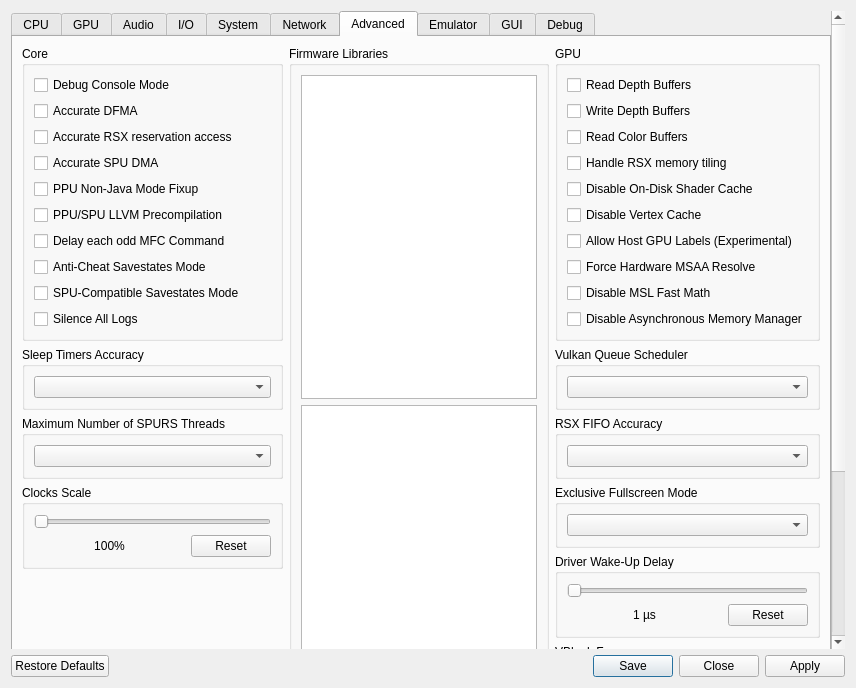
Qt form rpcs3/rpcs3qt/settings_dialog.ui (RPCS3/rpcs3) before a commit.
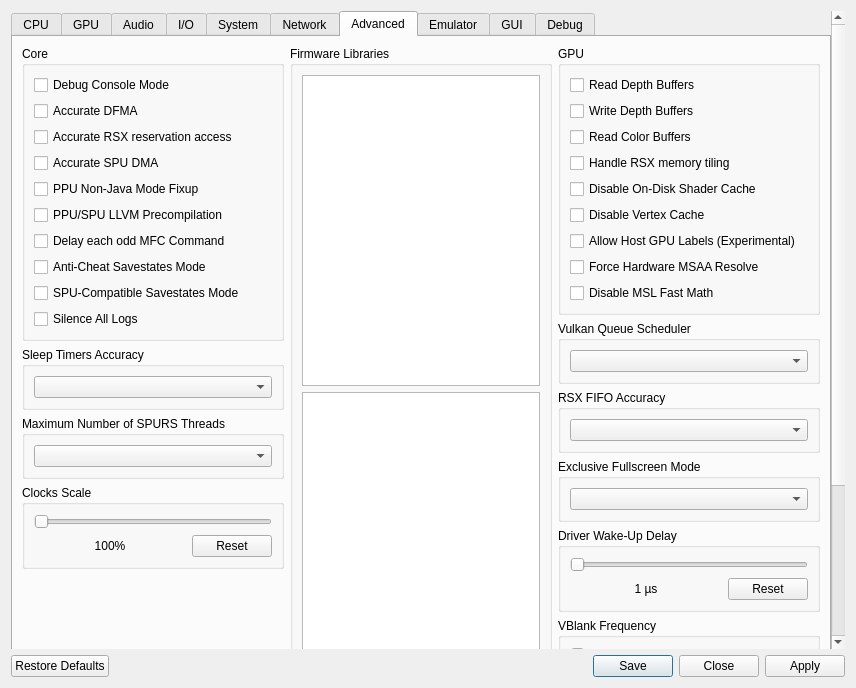
The same form after that commit. The open tabs and pages were chosen to show the change. Icons and pictures are not drawn.

Commit message: Settings: Move 'Disable Asynchronous Memory Manager' to Debug

```diff
--- a/rpcs3/rpcs3qt/settings_dialog.ui
+++ b/rpcs3/rpcs3qt/settings_dialog.ui
@@ -2712,13 +2712,6 @@
                  </property>
                 </widget>
                </item>
-               <item>
-                <widget class="QCheckBox" name="disableAsyncHostMM">
-                 <property name="text">
-                  <string>Disable Asynchronous Memory Manager</string>
-                 </property>
-                </widget>
-               </item>
               </layout>
              </widget>
             </item>
@@ -4272,6 +4265,13 @@
                </property>
               </widget>
              </item>
+             <item>
+              <widget class="QCheckBox" name="disableAsyncHostMM">
+                <property name="text">
+                  <string>Disable Asynchronous Memory Manager</string>
+                </property>
+              </widget>
+             </item>
              <item>
               <spacer name="verticalSpacerDebugGPU">
                <property name="orientation">
```
